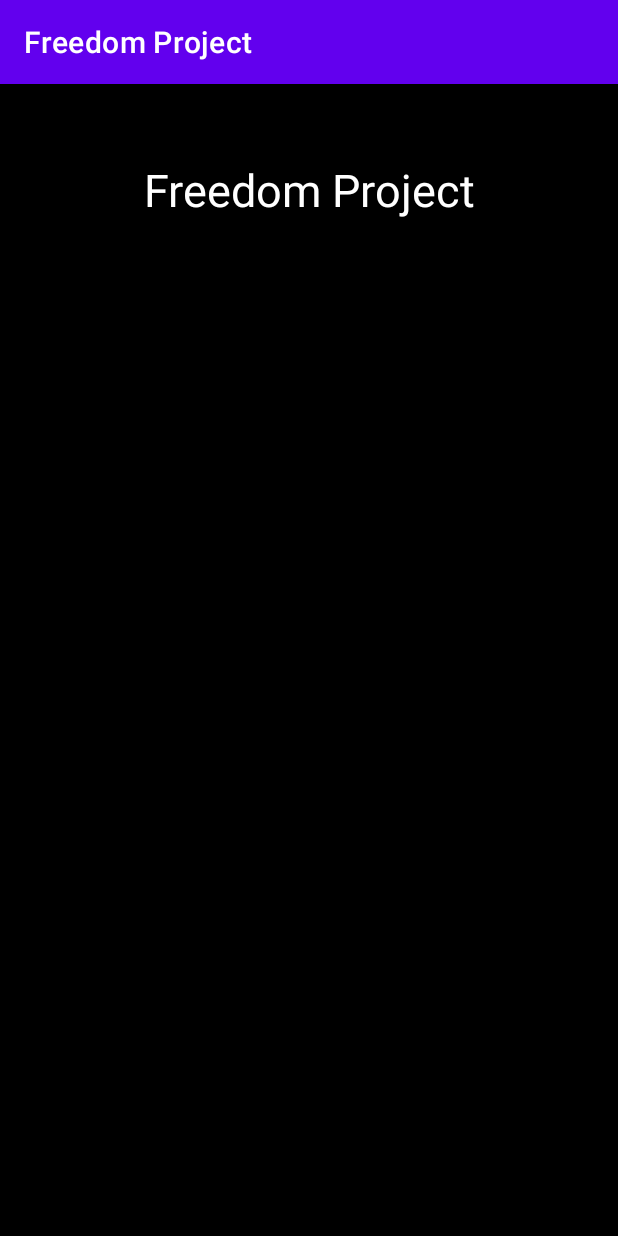
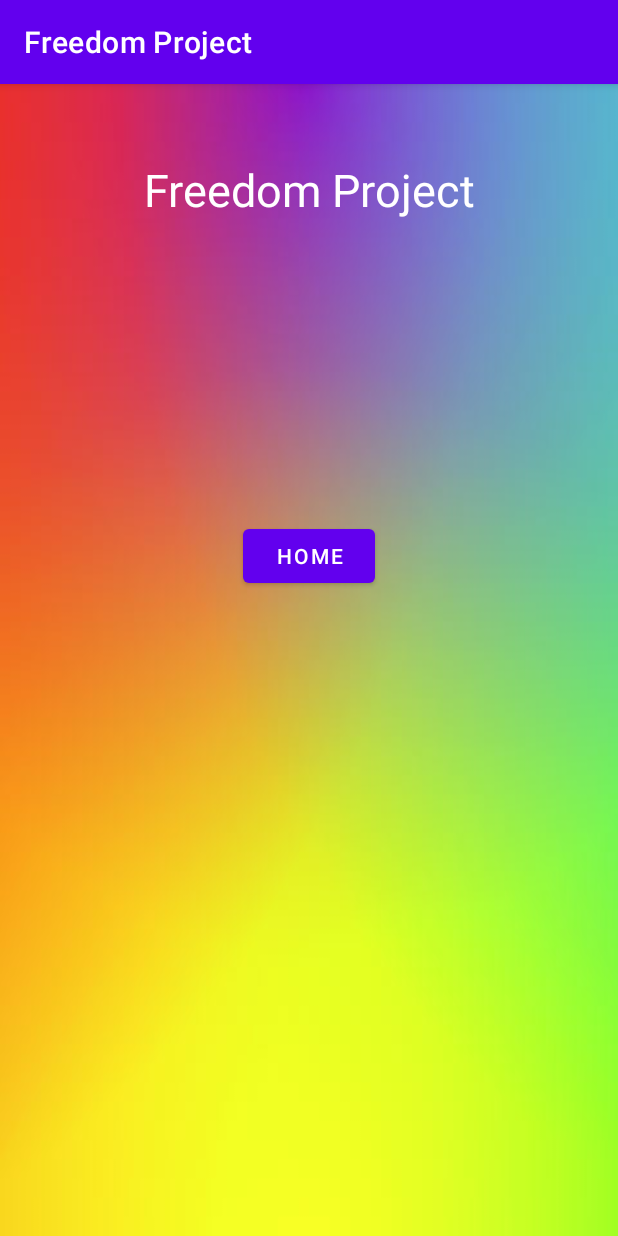
Before and after one commit to Jianpingc7226/DiscussiongHall, an Android app: the Main_Page screen opened directly, with no data from a screen before it, on a phone screen of 412 x 824 dp. Run offline under Robolectric (Android 15) with nearby library versions, the light colour scheme and no system bars.

Commit message:
Skeleton of App Complete

```diff
--- a/app/src/main/java/com/jianpingandy/freedomproject/Main_Page.java
+++ b/app/src/main/java/com/jianpingandy/freedomproject/Main_Page.java
@@ -2,7 +2,11 @@ package com.jianpingandy.freedomproject;
 
 import androidx.appcompat.app.AppCompatActivity;
 
+import android.content.Intent;
 import android.os.Bundle;
+import android.view.View;
+
+import com.google.android.material.button.MaterialButton;
 
 public class Main_Page extends AppCompatActivity {
 
@@ -10,5 +14,15 @@ public class Main_Page extends AppCompatActivity {
     protected void onCreate(Bundle savedInstanceState) {
         super.onCreate(savedInstanceState);
         setContentView(R.layout.main_page);
+
+        MaterialButton loginpage = (MaterialButton) findViewById(R.id.returnHome);
+
+        loginpage.setOnClickListener(new View.OnClickListener() {
+            @Override
+            public void onClick(View view) {
+                Intent loginPage = new Intent(getApplicationContext(), MainActivity.class);
+                startActivity(loginPage);
+            }
+        });
     }
 }
--- a/app/src/main/res/layout/main_page.xml
+++ b/app/src/main/res/layout/main_page.xml
@@ -4,7 +4,7 @@
     xmlns:tools="http://schemas.android.com/tools"
     android:layout_width="match_parent"
     android:layout_height="match_parent"
-    android:background="@color/black"
+    android:background="@drawable/background2"
     tools:context=".Main_Page">
 
     <TextView
@@ -18,5 +18,14 @@
         android:gravity="center"
         />
 
-
+    <Button
+        android:layout_width="wrap_content"
+        android:layout_height="wrap_content"
+        android:id="@+id/returnHome"
+        android:text="Home"
+        android:textColor="@color/white"
+        android:layout_centerHorizontal="true"
+        android:layout_below="@+id/title"
+        android:layout_margin="150dp"
+        />
 </RelativeLayout>
```
Also changed, not shown: app/src/main/java/com/jianpingandy/freedomproject/CreateAccount.java (+23 -0 lines), app/src/main/res/layout/activity_create_account.xml (+37 -4 lines), app/src/main/res/drawable/background2.jpg (added).
